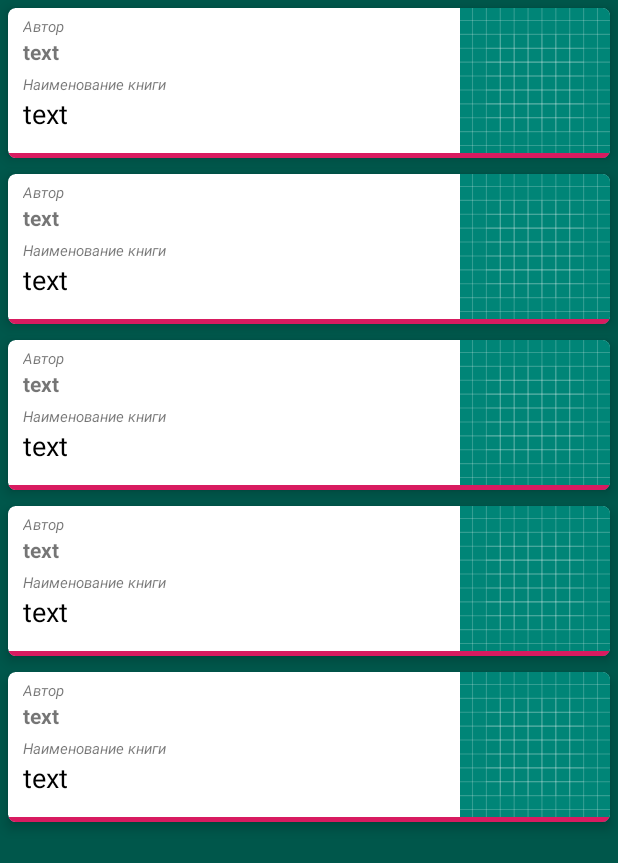
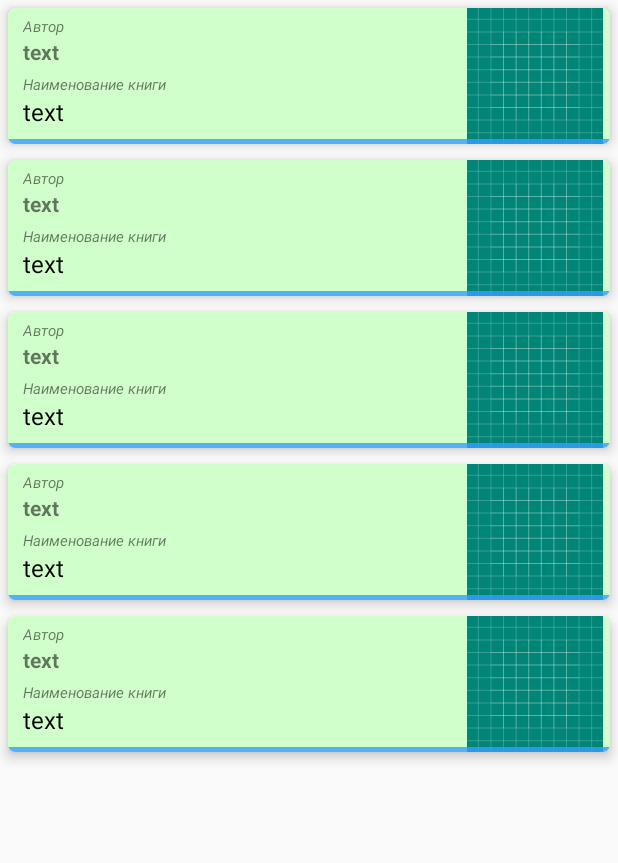
Before and after one commit to toffeantyri/ViewReaderModule, an Android app: the layout fragment_list.xml on its own in the app's theme, with its tools: preview values and no code run, on a phone screen of 412 x 824 dp. Shown: the top 863 px of the screen. Run offline under Robolectric (Android 15) with nearby library versions, the phone set to English and light mode, and no system bars.

Commit message:
Refactor View Item for RV list books

```diff
--- a/app/src/main/res/layout/fragment_list.xml
+++ b/app/src/main/res/layout/fragment_list.xml
@@ -4,7 +4,7 @@
              android:layout_width="match_parent"
              android:layout_height="match_parent"
              tools:context=".screens.ListFragment"
-             tools:background="@color/colorPrimaryDark">
+            >
 
     <androidx.recyclerview.widget.RecyclerView
             android:id="@+id/list_rv"
--- a/app/src/main/res/layout/item_rv_list.xml
+++ b/app/src/main/res/layout/item_rv_list.xml
@@ -8,7 +8,8 @@
         app:cardCornerRadius="5dp"
         app:cardElevation="5dp"
         android:paddingHorizontal="10dp"
-        android:layout_margin="5dp">
+        android:layout_margin="5dp"
+        app:cardBackgroundColor="@color/bg_green_100">
 
     <androidx.constraintlayout.widget.ConstraintLayout
             android:layout_width="match_parent"
@@ -18,10 +19,11 @@
 
         <LinearLayout
                 android:paddingHorizontal="10dp"
+                android:paddingBottom="5dp"
                 app:layout_constraintTop_toTopOf="parent"
                 app:layout_constraintStart_toStartOf="parent"
                 android:id="@+id/text_container"
-                android:layout_width="wrap_content"
+                android:layout_width="0dp"
                 android:layout_height="match_parent"
                 android:orientation="vertical"
                 app:layout_constraintEnd_toStartOf="@+id/iv_book"
@@ -42,7 +44,7 @@
             <TextView
                     android:id="@+id/tv_author_book"
                     tools:text="text"
-                    android:layout_width="wrap_content"
+                    android:layout_width="match_parent"
                     android:layout_height="wrap_content"
                     android:textStyle="bold"
                     android:textSize="14dp"
@@ -58,11 +60,11 @@
             <TextView
                     android:id="@+id/tv_name_book"
                     tools:text="text"
-                    android:layout_width="wrap_content"
+                    android:layout_width="match_parent"
                     android:layout_height="wrap_content"
                     android:textStyle="normal"
                     android:textColor="@android:color/black"
-                    android:textSize="18dp"
+                    android:textSize="16dp"
                     android:paddingBottom="5dp"/>
         </LinearLayout>
 
@@ -71,7 +73,7 @@
                 android:id="@+id/iv_book"
                 android:src="@drawable/ic_launcher_background"
                 android:layout_width="100dp"
-                android:layout_height="100dp"
+                android:layout_height="0dp"
                 app:layout_constraintEnd_toEndOf="parent"
                 app:layout_constraintTop_toTopOf="parent"
                 app:layout_constraintBottom_toBottomOf="parent"/>
@@ -80,7 +82,7 @@
     </androidx.constraintlayout.widget.ConstraintLayout>
 
     <LinearLayout
-            android:background="@color/colorAccent"
+            android:background="@color/delim_blue_500"
             android:orientation="horizontal"
             android:layout_width="match_parent"
             android:layout_height="3dp"
--- a/app/src/main/res/values/colors.xml
+++ b/app/src/main/res/values/colors.xml
@@ -3,4 +3,9 @@
     <color name="colorPrimary">#008577</color>
     <color name="colorPrimaryDark">#00574B</color>
     <color name="colorAccent">#D81B60</color>
+
+    <color name="bg_green_alpha_50">#8019FF00</color>
+    <color name="bg_green_100">#D1FFCB</color>
+
+    <color name="delim_blue_500">#CD369FFF</color>
 </resources>
```
